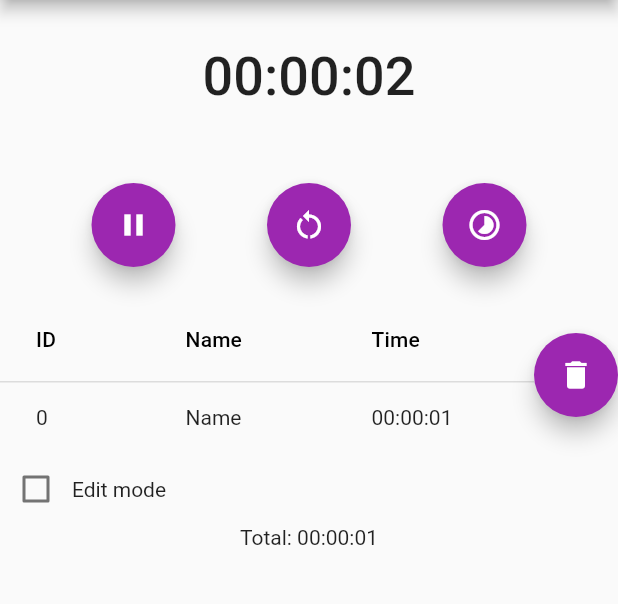
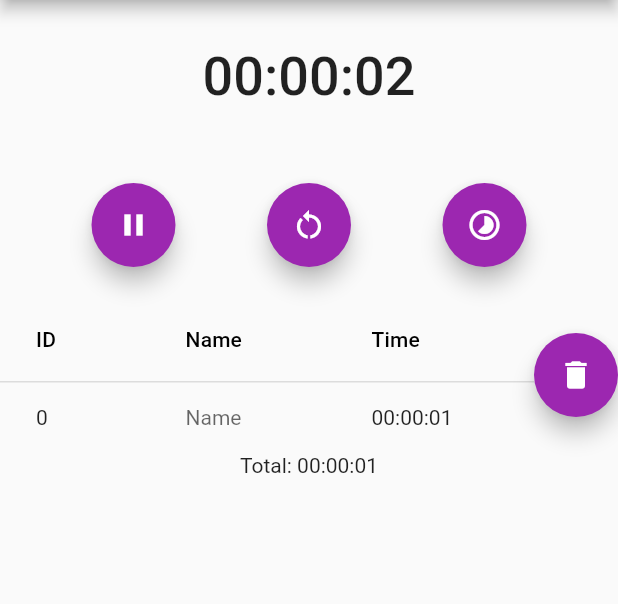
Before and after one commit to diego-rapoport/timer-study-helper, a Flutter app: the screen it shows after launch, after a tap on the "play arrow" icon, after a tap on the "restart alt" icon, after a tap on the "timelapse" icon, on a phone screen of 412 x 824 dp, the part 84-688 px from its top. Run offline on Flutter 3.47's test engine with Material 2 defaults, Android fonts, the phone set to English and light mode, and no system bars.

Commit message:
fix: gave up idea for now

```diff
--- a/lib/main.dart
+++ b/lib/main.dart
@@ -1,5 +1,4 @@
 import 'dart:async';
-
 import 'package:flutter/material.dart';
 
 void main() {
@@ -22,8 +21,6 @@ class _MyAppState extends State<MyApp> {
   int id = 0;
   String total = "00:00:00";
   final List<DataRow> _rowList = [];
-  // ignore: prefer_final_fields
-  bool? _isEditMode = false;
 
   void startTimer() {
     if (time is Timer && time!.isActive) {
@@ -113,17 +110,11 @@ class _MyAppState extends State<MyApp> {
     setState(() {
       _rowList.add(DataRow(cells: <DataCell>[
         DataCell(Text(id.toString())),
-        _createEditableRowCell(),
+        const DataCell(Text("Name"), placeholder: true),
         DataCell(Text(timeString)),
       ]));
     });
     id++;
-  }
-
-  DataCell _createEditableRowCell() {
-    return DataCell(_isEditMode == true
-        ? TextFormField(initialValue: "Name", style: const TextStyle(fontSize: 14))
-        : const Text("Name"));
   }
 
   void _addTotalTime(String lastTime) {
@@ -141,22 +132,6 @@ class _MyAppState extends State<MyApp> {
     });
   }
 
-  Row _createCheckboxField() {
-    return Row(
-      children: [
-        Checkbox(
-          value: _isEditMode,
-          onChanged: (value) {
-            setState(() {
-              _isEditMode = value;
-            });
-          },
-        ),
-        const Text('Edit mode'),
-      ],
-    );
-  }
-
   @override
   Widget build(BuildContext context) {
     final hours = stringToDigits(myDuration.inHours.remainder(24));
@@ -170,7 +145,8 @@ class _MyAppState extends State<MyApp> {
               backgroundColor: Colors.purple,
               centerTitle: true,
             ),
-          body: Center(
+            body: Builder(
+              builder: (context) => Center(
                   child: Column(
                 children: [
                   Padding(
@@ -219,10 +195,9 @@ class _MyAppState extends State<MyApp> {
                       )
                     ],
                   ),
-              _createCheckboxField(),
                   Text("Total: $total")
                 ],
               )),
-        ));
+            )));
   }
 }
```
Lines whose indentation alone changed are shown as unchanged.
